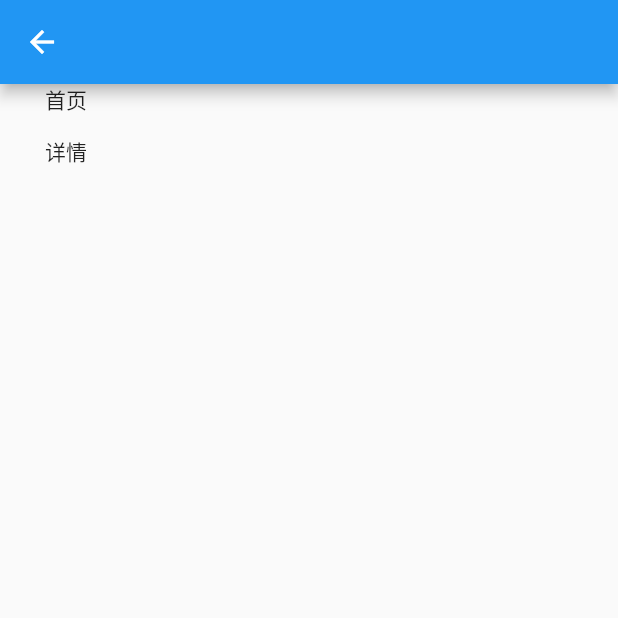
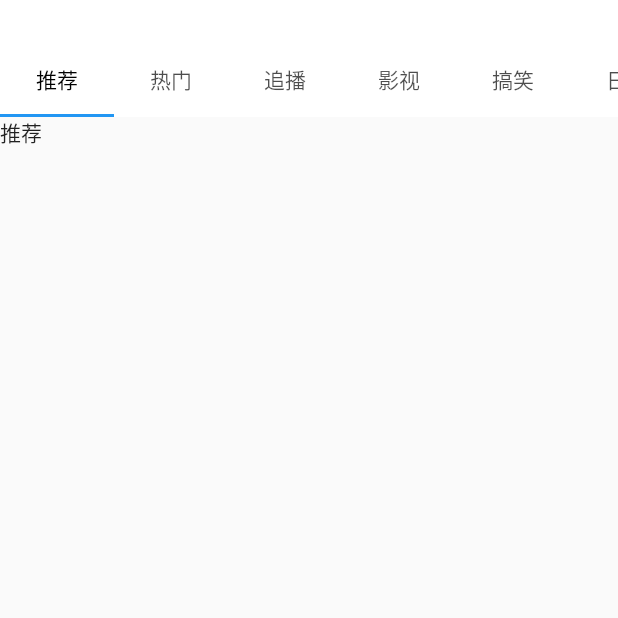
Before and after one commit to zzzhim/flutter-----, a Flutter app: the HomePage screen opened directly, on a phone screen of 412 x 824 dp, the top half of it. Run offline on Flutter 3.47's test engine with Material 2 defaults, Android fonts, the phone set to English and light mode, and no system bars; our stand-ins replace dio, fluttertoast, shared_preferences; missing offline and left inert: underline_indicator; accounts and stored records are empty.

Commit message:
feat：底部导航 & 顶部导航

```diff
--- a/lib/page/home_page.dart
+++ b/lib/page/home_page.dart
@@ -1,6 +1,9 @@
 import 'package:flutter/material.dart';
+import 'package:underline_indicator/underline_indicator.dart';
 import 'package:untitled/model/video_model.dart';
 import 'package:untitled/navigator/hi_navigator.dart';
+import 'package:untitled/page/home_tab_page.dart';
+import 'package:untitled/util/color.dart';
 
 class HomePage extends StatefulWidget {
   const HomePage({
@@ -11,26 +14,84 @@ class HomePage extends StatefulWidget {
   _HomePageState createState() => _HomePageState();
 }
 
-class _HomePageState extends State<HomePage> {
+class _HomePageState extends State<HomePage>
+    with AutomaticKeepAliveClientMixin, TickerProviderStateMixin {
+  var listener;
+  TabController? _controller;
+  var tabs = ["推荐", "热门", "追播", "影视", "搞笑", "日常", "综合", "手机游戏", "短片·手书·配音"];
+
+  @override
+  void initState() {
+    super.initState();
+
+    _controller = TabController(length: tabs.length, vsync: this);
+
+    this.listener = (current, pre) {
+      print('current:${current?.page}');
+      print('pre:${pre?.page}');
+
+      if (widget == current.page || current.page is HomePage) {
+        print('打开了首页, onResume');
+      } else if (widget == pre?.page || pre?.page is HomePage) {
+        print('首页: onPause');
+      }
+    };
+
+    HiNavigator.getInstance().addListener(this.listener);
+  }
+
   @override
   Widget build(BuildContext context) {
     return Scaffold(
-      appBar: AppBar(),
-      body: Container(
-          child: Column(
+      // appBar: AppBar(),
+      body: Column(
         children: [
-          Text('首页'),
-          MaterialButton(
-            onPressed: () {
-              HiNavigator.getInstance().onJumpTo(
-                RouteStatus.detail,
-                args: {'videoMo': VideoModel(1001)},
-              );
-            },
-            child: Text('详情'),
-          )
+          Container(
+            color: Colors.white,
+            padding: EdgeInsets.only(top: 30),
+            child: _tabBar(),
+          ),
+          Flexible(
+            child: TabBarView(
+              controller: _controller,
+              children: tabs.map((tab) {
+                return HomeTabPage(name: tab);
+              }).toList(),
+            ),
+          ),
         ],
-      )),
+      ),
+    );
+  }
+
+  @override
+  void dispose() {
+    HiNavigator.getInstance().removeListener(this.listener);
+
+    super.dispose();
+  }
+
+  @override
+  bool get wantKeepAlive => true;
+
+  _tabBar() {
+    return TabBar(
+      controller: _controller,
+      isScrollable: true,
+      labelColor: Colors.black,
+      indicator: UnderlineIndicator(
+        strokeCap: StrokeCap.round,
+        borderSide: BorderSide(color: primary, width: 3),
+        insets: EdgeInsets.only(left: 15, right: 15),
+      ),
+      tabs: tabs.map<Tab>((tab) {
+        return Tab(
+          child: Padding(
+            padding: EdgeInsets.all(8.0),
+            child: Text(tab),
+          ),
+        );
+      }).toList(),
     );
   }
 }
--- /dev/null
+++ b/lib/page/home_tab_page.dart
@@ -0,0 +1,19 @@
+import 'package:flutter/material.dart';
+
+class HomeTabPage extends StatefulWidget {
+  final String name;
+
+  const HomeTabPage({Key? key, required this.name}) : super(key: key);
+
+  @override
+  _HomeTabPageState createState() => _HomeTabPageState();
+}
+
+class _HomeTabPageState extends State<HomeTabPage> {
+  @override
+  Widget build(BuildContext context) {
+    return Container(
+      child: Text(widget.name),
+    );
+  }
+}
--- a/pubspec.yaml
+++ b/pubspec.yaml
@@ -38,6 +38,7 @@ dependencies:
   json_annotation: ^4.4.0
   shared_preferences: '>=2.0.10 <=2.0.13'
   fluttertoast: ^8.0.8
+  underline_indicator: ^0.0.4
 
 
 dev_dependencies:
```
Also changed, not shown: lib/main.dart (+9 -2 lines), lib/navigator/bottom_navigator.dart (added, +91 -0 lines), lib/navigator/hi_navigator.dart (+52 -2 lines), lib/page/favorite_page.dart (added, +20 -0 lines), lib/page/profile_page.dart (added, +20 -0 lines), lib/page/ranking_page.dart (added, +20 -0 lines), lib/page/video_detail_page.dart (+22 -0 lines), pubspec.lock.
